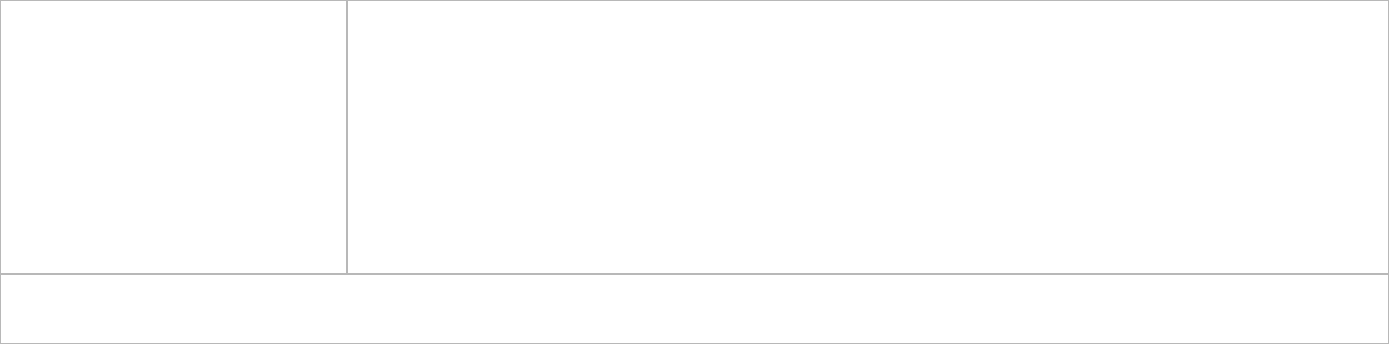
Above: mainwindow.ui from dolovnyak/FileSystemUsage before the change. Below: the same form after it.
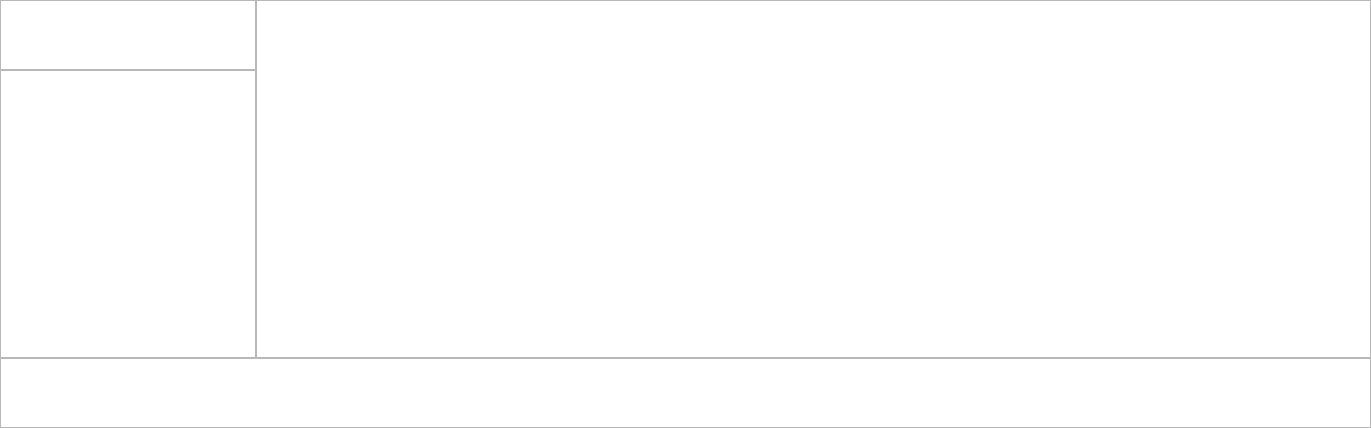
That is the form after the change.

Commit message: added drives window

```diff
--- a/mainwindow.ui
+++ b/mainwindow.ui
@@ -6,8 +6,8 @@
    <rect>
     <x>0</x>
     <y>0</y>
-    <width>1389</width>
-    <height>344</height>
+    <width>1371</width>
+    <height>428</height>
    </rect>
   </property>
   <property name="windowTitle">
@@ -45,7 +45,7 @@
        <property name="sizePolicy">
         <sizepolicy hsizetype="Preferred" vsizetype="Preferred">
          <horstretch>0</horstretch>
-         <verstretch>13</verstretch>
+         <verstretch>15</verstretch>
         </sizepolicy>
        </property>
        <layout class="QVBoxLayout" name="verticalLayout_2">
@@ -62,28 +62,57 @@
          <number>0</number>
         </property>
         <item>
-         <widget class="QSplitter" name="splitter">
-          <property name="sizePolicy">
-           <sizepolicy hsizetype="Expanding" vsizetype="Preferred">
-            <horstretch>0</horstretch>
-            <verstretch>0</verstretch>
-           </sizepolicy>
+         <layout class="QHBoxLayout" name="horizontalLayout">
+          <property name="spacing">
+           <number>0</number>
           </property>
-          <property name="orientation">
-           <enum>Qt::Horizontal</enum>
-          </property>
-          <property name="handleWidth">
+          <item>
+           <widget class="QWidget" name="widget_2" native="true">
+            <layout class="QVBoxLayout" name="verticalLayout_3">
+             <property name="leftMargin">
+              <number>0</number>
+             </property>
+             <property name="topMargin">
            <number>0</number>
           </property>
-          <widget class="QTreeView" name="treeView">
+             <property name="rightMargin">
+              <number>0</number>
+             </property>
+             <property name="bottomMargin">
+              <number>0</number>
+             </property>
+             <item>
+              <layout class="QVBoxLayout" name="verticalLayout_4">
+               <property name="spacing">
+                <number>0</number>
+               </property>
+               <item>
+                <widget class="QListView" name="drivesView">
            <property name="sizePolicy">
             <sizepolicy hsizetype="Expanding" vsizetype="Expanding">
-             <horstretch>2</horstretch>
-             <verstretch>0</verstretch>
+                   <horstretch>0</horstretch>
+                   <verstretch>1</verstretch>
             </sizepolicy>
            </property>
           </widget>
-          <widget class="QTableView" name="tableView">
+               </item>
+               <item>
+                <widget class="QTreeView" name="fileSystemView">
+                 <property name="sizePolicy">
+                  <sizepolicy hsizetype="Expanding" vsizetype="Expanding">
+                   <horstretch>0</horstretch>
+                   <verstretch>6</verstretch>
+                  </sizepolicy>
+                 </property>
+                </widget>
+               </item>
+              </layout>
+             </item>
+            </layout>
+           </widget>
+          </item>
+          <item>
+           <widget class="QTableView" name="usageView">
            <property name="sizePolicy">
             <sizepolicy hsizetype="Expanding" vsizetype="Expanding">
              <horstretch>6</horstretch>
@@ -97,9 +126,10 @@
             </font>
            </property>
           </widget>
-         </widget>
-        </item>
-       </layout>
+          </item>
+         </layout>
+        </item>
+       </layout>
       </widget>
       <widget class="QListView" name="listView">
        <property name="sizePolicy">
```
Left out of the diff: 5 changed lines with no effect on the pictures. Lines whose indentation alone changed are shown as unchanged. The commit also changes 7 other files.
